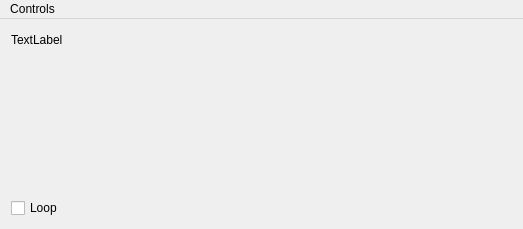
JokerSync/Joker, file app/LTCTool/LTCToolWindow.ui: the form before one commit.
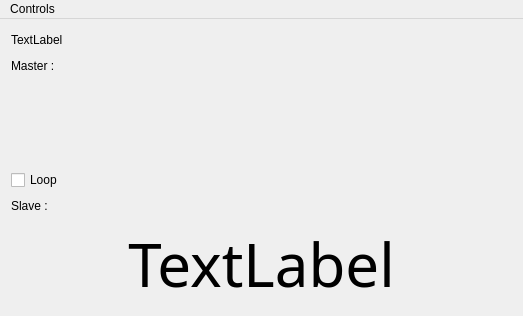
The form after the commit. Custom widgets are drawn as their Qt base class.

Commit message: LTCTool add reader

```diff
--- a/app/LTCTool/LTCToolWindow.ui
+++ b/app/LTCTool/LTCToolWindow.ui
@@ -7,7 +7,7 @@
     <x>0</x>
     <y>0</y>
     <width>523</width>
-    <height>229</height>
+    <height>316</height>
    </rect>
   </property>
   <property name="windowTitle">
@@ -29,7 +29,20 @@
      </widget>
     </item>
     <item>
-     <widget class="PhMediaPanel" name="widget" native="true"/>
+     <widget class="QLabel" name="label_2">
+      <property name="maximumSize">
+       <size>
+        <width>16777215</width>
+        <height>20</height>
+       </size>
+      </property>
+      <property name="text">
+       <string>Master :</string>
+      </property>
+     </widget>
+    </item>
+    <item>
+     <widget class="PhMediaPanel" name="widgetMaster" native="true"/>
     </item>
     <item>
      <widget class="QCheckBox" name="cBoxLoop">
@@ -38,6 +51,36 @@
       </property>
      </widget>
     </item>
+    <item>
+     <widget class="QLabel" name="label">
+      <property name="maximumSize">
+       <size>
+        <width>16777215</width>
+        <height>20</height>
+       </size>
+      </property>
+      <property name="text">
+       <string>Slave :</string>
+      </property>
+     </widget>
+    </item>
+    <item>
+     <widget class="QLabel" name="lblSlave">
+      <property name="font">
+       <font>
+        <family>Arial Unicode MS</family>
+        <pointsize>45</pointsize>
+        <strikeout>false</strikeout>
+       </font>
+      </property>
+      <property name="text">
+       <string notr="true">TextLabel</string>
+      </property>
+      <property name="alignment">
+       <set>Qt::AlignCenter</set>
+      </property>
+     </widget>
+    </item>
    </layout>
   </widget>
   <widget class="QMenuBar" name="menuBar">
```
The commit also changes 4 other files.
